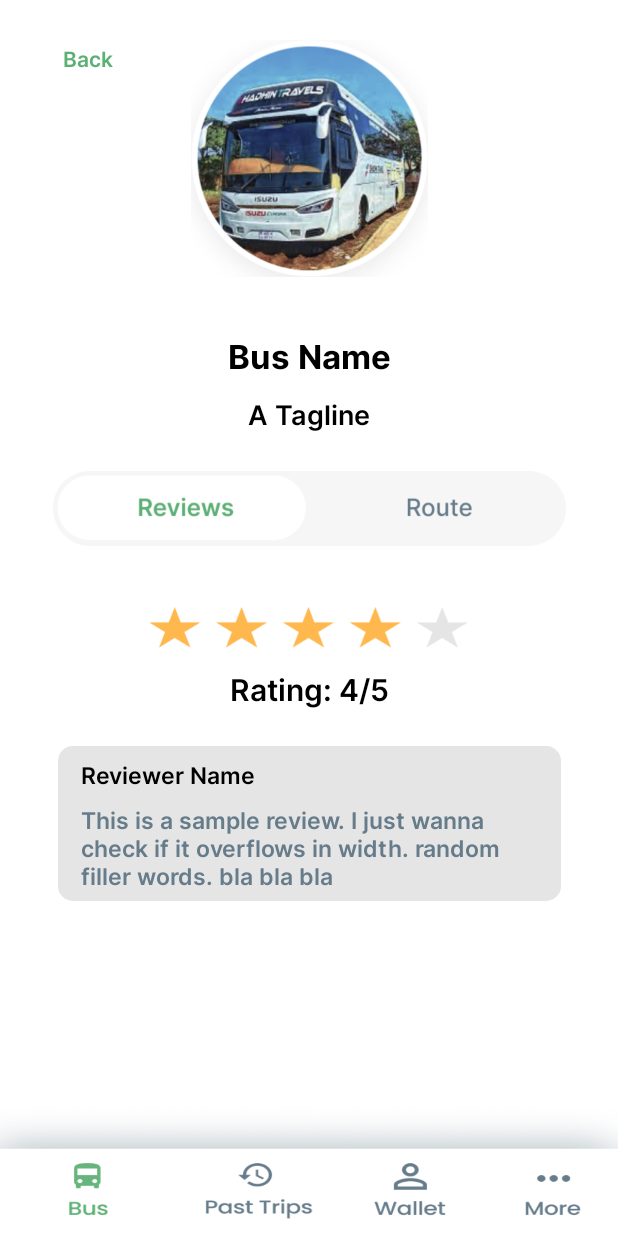
After one commit to ksaifahmed/BusRadar, an Android app: the BusInfoReviewUI screen opened directly, with no data from a screen before it, on a phone screen of 412 x 824 dp. The commit adds this screen. Run offline under Robolectric (Android 15) with nearby library versions, the phone set to English and light mode, and no system bars; Roboto replaces fonts that are not available here.

Commit message:
bus info review ui

```diff
--- a/app/src/main/AndroidManifest.xml
+++ b/app/src/main/AndroidManifest.xml
@@ -9,6 +9,9 @@
         android:roundIcon="@mipmap/ic_launcher_round"
         android:supportsRtl="true"
         android:theme="@style/Theme.BusRadar">
+        <activity
+            android:name=".BusInfoReviewUI"
+            android:exported="false" />
         <activity
             android:name=".RouteSearchShowBusUI"
             android:exported="false" />
--- /dev/null
+++ b/app/src/main/java/com/example/busradar/BusInfoReviewUI.java
@@ -0,0 +1,14 @@
+package com.example.busradar;
+
+import androidx.appcompat.app.AppCompatActivity;
+
+import android.os.Bundle;
+
+public class BusInfoReviewUI extends AppCompatActivity {
+
+    @Override
+    protected void onCreate(Bundle savedInstanceState) {
+        super.onCreate(savedInstanceState);
+        setContentView(R.layout.activity_bus_info_review_ui);
+    }
+}
--- /dev/null
+++ b/app/src/main/res/drawable/bus_info_rev_background.xml
@@ -0,0 +1,6 @@
+<?xml version="1.0" encoding="UTF-8"?>
+<shape xmlns:android="http://schemas.android.com/apk/res/android">
+    <solid android:color='@color/background_grey'/>
+    <corners android:radius="10dp"/>
+    <padding android:left="0dp" android:top="0dp" android:right="0dp" android:bottom="0dp" />
+</shape>
--- /dev/null
+++ b/app/src/main/res/layout/activity_bus_info_review_ui.xml
@@ -0,0 +1,165 @@
+<?xml version="1.0" encoding="utf-8"?>
+<androidx.constraintlayout.widget.ConstraintLayout xmlns:android="http://schemas.android.com/apk/res/android"
+    xmlns:app="http://schemas.android.com/apk/res-auto"
+    xmlns:tools="http://schemas.android.com/tools"
+    android:layout_width="match_parent"
+    android:layout_height="match_parent"
+    tools:context=".BusInfoReviewUI">
+
+    <!-- Back Button -->
+    <TextView
+        android:id="@+id/route_search_show_bus_back"
+        android:layout_width="wrap_content"
+        android:layout_height="wrap_content"
+        android:fontFamily="@font/inter_semibold"
+        android:padding="5dp"
+        android:text="@string/back"
+        android:textColor="@color/fresh_green"
+        app:layout_constraintBottom_toBottomOf="parent"
+        app:layout_constraintHorizontal_bias="0.1"
+        app:layout_constraintLeft_toLeftOf="parent"
+        app:layout_constraintRight_toRightOf="parent"
+        app:layout_constraintTop_toTopOf="parent"
+        app:layout_constraintVertical_bias="0.03" />
+
+    <!-- static bottom bar-->
+    <ImageView
+        android:layout_width="match_parent"
+        android:layout_height="90dp"
+        android:scaleType="fitXY"
+        android:src="@drawable/bottom_static_bar"
+        app:layout_constraintBottom_toBottomOf="parent"
+        app:layout_constraintHorizontal_bias="1.0"
+        app:layout_constraintLeft_toLeftOf="parent"
+        app:layout_constraintRight_toRightOf="parent"
+        app:layout_constraintTop_toTopOf="parent"
+        app:layout_constraintVertical_bias="1.0" />
+
+    <ImageView
+        android:layout_width="158dp"
+        android:layout_height="158dp"
+        android:background="@color/white"
+        android:scaleType="centerCrop"
+        android:src="@drawable/bus_circle_1"
+        app:layout_constraintBottom_toBottomOf="parent"
+        app:layout_constraintEnd_toEndOf="parent"
+        app:layout_constraintHorizontal_bias="0.5"
+        app:layout_constraintStart_toStartOf="parent"
+        app:layout_constraintTop_toTopOf="parent"
+        app:layout_constraintVertical_bias="0.040" />
+
+    <TextView
+        android:id="@+id/bus_info_name"
+        android:layout_width="wrap_content"
+        android:layout_height="wrap_content"
+        android:fontFamily="@font/inter_bold"
+        android:text="@string/bus_info_name_default"
+        android:textColor="@color/black"
+        android:textSize="22sp"
+        app:layout_constraintBottom_toBottomOf="parent"
+        app:layout_constraintHorizontal_bias="0.5"
+        app:layout_constraintLeft_toLeftOf="parent"
+        app:layout_constraintRight_toRightOf="parent"
+        app:layout_constraintTop_toTopOf="parent"
+        app:layout_constraintVertical_bias="0.280" />
+
+    <TextView
+        android:id="@+id/bus_info_tagline"
+        android:layout_width="wrap_content"
+        android:layout_height="wrap_content"
+        android:fontFamily="@font/inter_semibold"
+        android:text="@string/bus_info_tagline_default"
+        android:textColor="@color/black"
+        android:textSize="18sp"
+        app:layout_constraintBottom_toBottomOf="parent"
+        app:layout_constraintHorizontal_bias="0.5"
+        app:layout_constraintLeft_toLeftOf="parent"
+        app:layout_constraintRight_toRightOf="parent"
+        app:layout_constraintTop_toTopOf="parent"
+        app:layout_constraintVertical_bias="0.330" />
+
+    <!-- slide button here -->
+    <ImageView
+        android:id="@+id/rev_route_slide_btn"
+        android:layout_width="342dp"
+        android:layout_height="50dp"
+        android:scaleType="centerCrop"
+        android:src="@drawable/slide_rev_route"
+        app:layout_constraintBottom_toBottomOf="parent"
+        app:layout_constraintEnd_toEndOf="parent"
+        app:layout_constraintHorizontal_bias="0.5"
+        app:layout_constraintStart_toStartOf="parent"
+        app:layout_constraintTop_toTopOf="parent"
+        app:layout_constraintVertical_bias="0.406" />
+    <!-- rate star here -->
+    <ImageView
+        android:id="@+id/rate_star_btn"
+        android:layout_width="212dp"
+        android:layout_height="30dp"
+        android:scaleType="centerCrop"
+        android:src="@drawable/rate_star"
+        app:layout_constraintBottom_toBottomOf="parent"
+        app:layout_constraintEnd_toEndOf="parent"
+        app:layout_constraintHorizontal_bias="0.5"
+        app:layout_constraintStart_toStartOf="parent"
+        app:layout_constraintTop_toTopOf="parent"
+        app:layout_constraintVertical_bias="0.510" />
+
+    <TextView
+        android:id="@+id/bus_info_rate"
+        android:layout_width="wrap_content"
+        android:layout_height="wrap_content"
+        android:fontFamily="@font/inter_semibold"
+        android:text="@string/bus_info_rate_default"
+        android:textColor="@color/black"
+        android:textSize="20sp"
+        app:layout_constraintBottom_toBottomOf="parent"
+        app:layout_constraintHorizontal_bias="0.5"
+        app:layout_constraintLeft_toLeftOf="parent"
+        app:layout_constraintRight_toRightOf="parent"
+        app:layout_constraintTop_toTopOf="parent"
+        app:layout_constraintVertical_bias="0.560" />
+
+    <LinearLayout
+        android:layout_width="335dp"
+        android:layout_height="wrap_content"
+        android:background="@drawable/bus_info_rev_background"
+        app:layout_constraintBottom_toBottomOf="parent"
+        app:layout_constraintHorizontal_bias="0.5"
+        app:layout_constraintLeft_toLeftOf="parent"
+        app:layout_constraintRight_toRightOf="parent"
+        app:layout_constraintTop_toTopOf="parent"
+        app:layout_constraintVertical_bias="0.690"
+        android:orientation="vertical">
+        <TextView
+            android:id="@+id/bus_info_rev_1_name"
+            android:layout_width="wrap_content"
+            android:layout_height="wrap_content"
+            android:fontFamily="@font/inter_semibold"
+            android:text="@string/bus_info_rev_name_default"
+            android:textColor="@color/black"
+            android:textSize="15sp"
+            android:layout_gravity="left"
+            android:layout_marginLeft="15dp"
+            android:layout_marginRight="15dp"
+            android:layout_marginTop="8dp"
+            android:layout_marginBottom="5dp"
+            />
+        <TextView
+            android:id="@+id/bus_info_rev_1_content"
+            android:layout_width="wrap_content"
+            android:layout_height="wrap_content"
+            android:fontFamily="@font/inter_semibold"
+            android:text="@string/bus_info_rev_content_default"
+            android:textColor="@color/text_grey"
+            android:textSize="15sp"
+            android:layout_gravity="left"
+            android:layout_marginLeft="15dp"
+            android:layout_marginRight="10dp"
+            android:layout_marginTop="2dp"
+            android:layout_marginBottom="5dp"
+            />
+
+    </LinearLayout>
+
+</androidx.constraintlayout.widget.ConstraintLayout>
--- a/app/src/main/res/layout/activity_bus_search_ui.xml
+++ b/app/src/main/res/layout/activity_bus_search_ui.xml
@@ -271,7 +271,6 @@
     <ImageView
         android:layout_width="match_parent"
         android:layout_height="90dp"
-        android:background="@color/white"
         android:scaleType="fitXY"
         android:src="@drawable/bottom_static_bar"
         app:layout_constraintBottom_toBottomOf="parent"
--- a/app/src/main/res/layout/activity_main.xml
+++ b/app/src/main/res/layout/activity_main.xml
@@ -91,7 +91,6 @@
     <ImageView
         android:layout_width="match_parent"
         android:layout_height="90dp"
-        android:background="@color/white"
         android:scaleType="fitXY"
         android:src="@drawable/bottom_static_bar"
         app:layout_constraintBottom_toBottomOf="parent"
--- a/app/src/main/res/layout/activity_route_search_show_bus_ui.xml
+++ b/app/src/main/res/layout/activity_route_search_show_bus_ui.xml
@@ -65,7 +65,7 @@
 
     <!-- slide button here -->
     <ImageView
-        android:id="@+id/slide_btn"
+        android:id="@+id/rate_fare_slide_btn"
         android:layout_width="251dp"
         android:layout_height="50dp"
         android:background="@color/white"
@@ -280,7 +280,6 @@
     <ImageView
         android:layout_width="match_parent"
         android:layout_height="90dp"
-        android:background="@color/white"
         android:scaleType="fitXY"
         android:src="@drawable/bottom_static_bar"
         app:layout_constraintBottom_toBottomOf="parent"
--- a/app/src/main/res/layout/activity_route_search_ui.xml
+++ b/app/src/main/res/layout/activity_route_search_ui.xml
@@ -148,7 +148,6 @@
     <ImageView
         android:layout_width="match_parent"
         android:layout_height="90dp"
-        android:background="@color/white"
         android:scaleType="fitXY"
         android:src="@drawable/bottom_static_bar"
         app:layout_constraintBottom_toBottomOf="parent"
@@ -164,7 +163,6 @@
         android:id="@+id/show_buses_avail_btn"
         android:layout_width="241dp"
         android:layout_height="45dp"
-        android:background="@color/white"
         android:scaleType="centerCrop"
         android:src="@drawable/show_buses_button"
         app:layout_constraintBottom_toBottomOf="parent"
--- a/app/src/main/res/values/colors.xml
+++ b/app/src/main/res/values/colors.xml
@@ -1,6 +1,7 @@
 <?xml version="1.0" encoding="utf-8"?>
 <resources>
     <color name="background_green">#EAFDEF</color>
+    <color name="background_grey">#E5E5E5</color>
     <color name="fresh_green">#5DB075</color>
     <color name="green_dark">#4CAF50</color>
     <color name="dark_brown">#3A3A3A</color>
--- a/app/src/main/res/values/strings.xml
+++ b/app/src/main/res/values/strings.xml
@@ -27,4 +27,11 @@
 
     <string name="bus_fare_default">Route Fare: Tk. 30</string>
     <string name="bus_rate_default">Rating: 4.2/5</string>
+
+    <!-- Bus Info UI Strings -->
+    <string name="bus_info_name_default">Bus Name</string>
+    <string name="bus_info_tagline_default">A Tagline</string>
+    <string name="bus_info_rate_default">Rating: 4/5</string>
+    <string name="bus_info_rev_name_default">Reviewer Name</string>
+    <string name="bus_info_rev_content_default">This is a sample review. I just wanna check if it overflows in width. random filler words. bla bla bla</string>
 </resources>
```
Also changed, not shown: app/src/main/res/drawable/bus_circle_1.png (added), app/src/main/res/drawable/rate_star.png (added), app/src/main/res/drawable/slide_rev_route.png (added).
